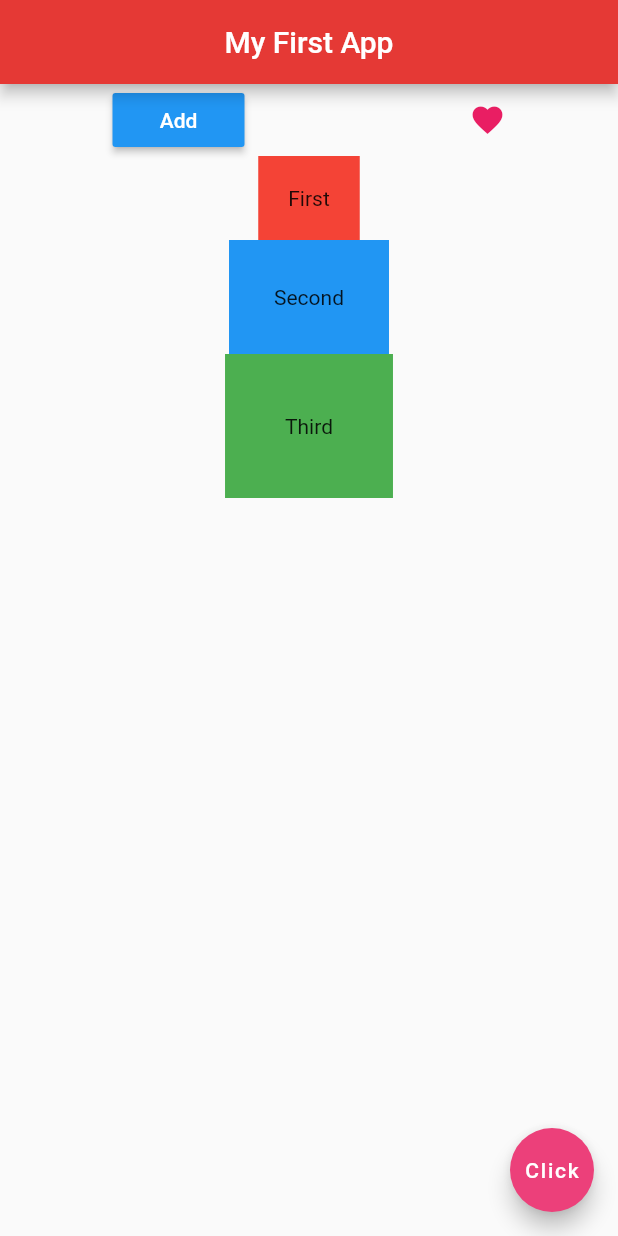
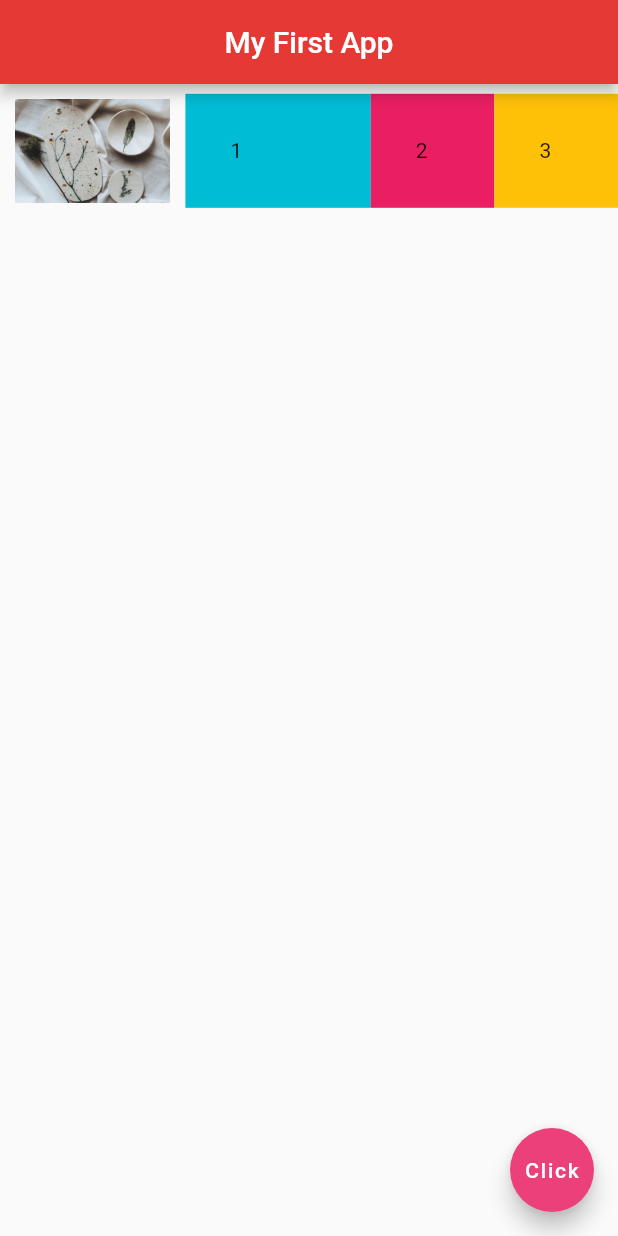
Before and after one commit to utshab-roy/flutter-ninja, a Flutter app: the screen it shows after launch, on a phone screen of 412 x 824 dp. Run offline on Flutter 3.47's test engine with Material 2 defaults, Android fonts, the phone set to English and light mode, and no system bars.

Commit message:
expanded widget with flex property, and wrapping widgets

```diff
--- a/lib/main.dart
+++ b/lib/main.dart
@@ -15,40 +15,37 @@ class Home extends StatelessWidget {
         centerTitle: true,
         backgroundColor: Colors.red[600],
       ),
-      body: Column(
-        children: <Widget>[
-          Row(
-            mainAxisAlignment: MainAxisAlignment.spaceAround,
-            children: <Widget>[
-              RaisedButton(
-                padding: const EdgeInsets.all(8.0),
-                textColor: Colors.white,
-                color: Colors.blue,
-                onPressed: () {},
-                child: new Text("Add"),
-              ),
-              Icon(
-                Icons.favorite,
-                color: Colors.pink,
-                size: 24.0,
-                semanticLabel: 'Text to announce in accessibility modes',
-              ),
-            ],
+      body: Row(
+        children: [
+          Expanded(
+            flex: 3,
+            child: Padding(
+                padding: EdgeInsets.all(10.0),
+                child: Image.asset('assets/sample-2.jpg')),
           ),
-          Container(
-            padding: EdgeInsets.all(20.0),
-            child: Text('First'),
-            color: Colors.red,
+          Expanded(
+            flex: 3,
+            child: Container(
+              padding: EdgeInsets.all(30.0),
+              child: Text('1'),
+              color: Colors.cyan,
+            ),
           ),
-          Container(
-            padding: EdgeInsets.all(30.0),
-            child: Text('Second'),
-            color: Colors.blue,
+          Expanded(
+            flex: 2,
+            child: Container(
+              padding: EdgeInsets.all(30.0),
+              child: Text('2'),
+              color: Colors.pink,
+            ),
           ),
-          Container(
-            padding: EdgeInsets.all(40.0),
-            child: Text('Third'),
-            color: Colors.green,
+          Expanded(
+            flex: 2,
+            child: Container(
+              padding: EdgeInsets.all(30.0),
+              child: Text('3'),
+              color: Colors.amber,
+            ),
           ),
         ],
       ),
```
